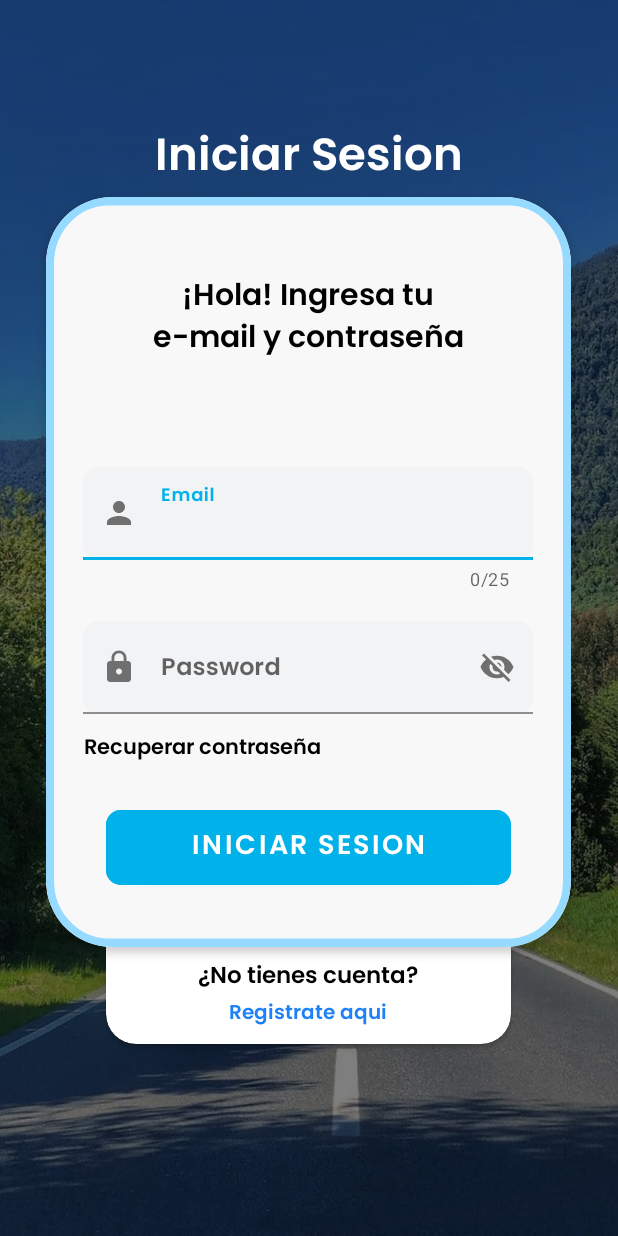
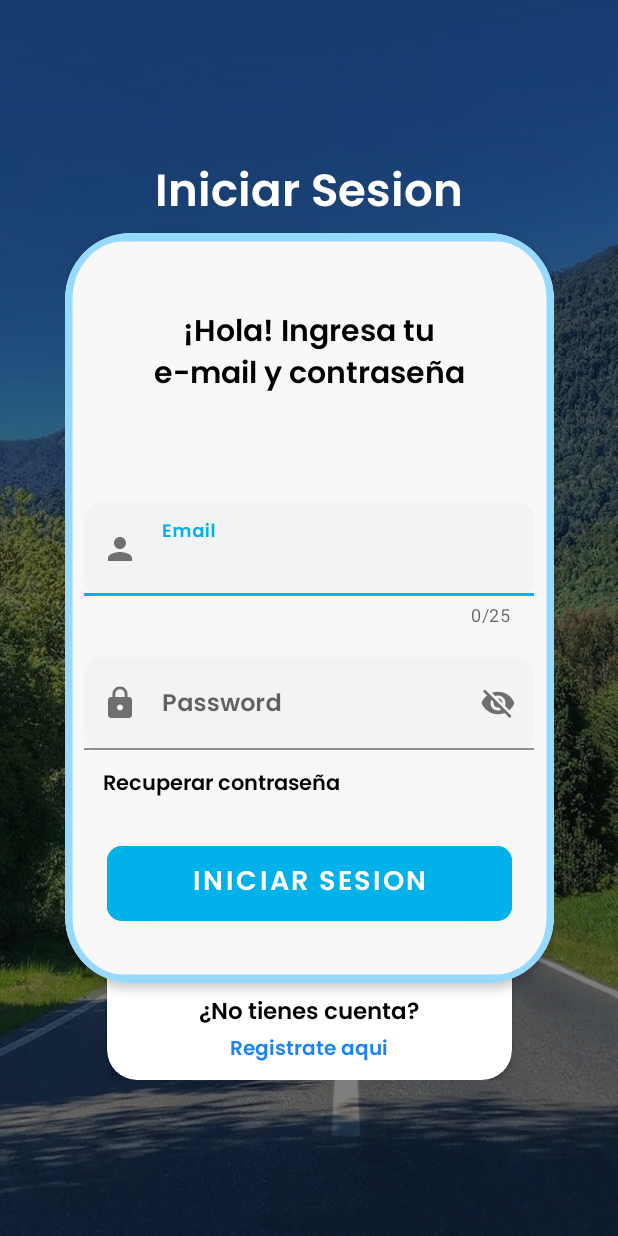
Before and after one commit to AxeLoza21/UniRide, an Android app: the screen it shows after launch (login), on a phone screen of 412 x 824 dp. Run offline under Robolectric (Android 15) with nearby library versions, the phone set to English and light mode, and no system bars; our stand-ins replace Firebase (no records; nobody signed in at launch, a user with empty details on screens opened directly); Roboto replaces fonts that are not available here.

Commit message:
searchview y arreglo de responsividad login y register

```diff
--- a/app/src/main/res/layout/activity_login.xml
+++ b/app/src/main/res/layout/activity_login.xml
@@ -1,5 +1,5 @@
 <?xml version="1.0" encoding="utf-8"?>
-<RelativeLayout xmlns:android="http://schemas.android.com/apk/res/android"
+<androidx.constraintlayout.widget.ConstraintLayout xmlns:android="http://schemas.android.com/apk/res/android"
     xmlns:app="http://schemas.android.com/apk/res-auto"
     xmlns:tools="http://schemas.android.com/tools"
     android:layout_width="match_parent"
@@ -14,6 +14,20 @@
         android:src="@drawable/fondo_login"
         android:tint="#80000000" />
 
+    <RelativeLayout
+        android:id="@+id/linearLayout"
+        android:layout_width="wrap_content"
+        android:layout_height="wrap_content"
+        android:layout_marginStart="16dp"
+        android:layout_marginTop="16dp"
+        android:layout_marginEnd="16dp"
+        android:layout_marginBottom="16dp"
+        android:orientation="vertical"
+        app:layout_constraintBottom_toBottomOf="parent"
+        app:layout_constraintEnd_toEndOf="parent"
+        app:layout_constraintStart_toStartOf="parent"
+        app:layout_constraintTop_toTopOf="parent">
+
         <TextView
             android:id="@+id/txtSesion"
             android:layout_width="wrap_content"
@@ -22,14 +36,13 @@
             android:text="Iniciar Sesion"
             android:textSize="30dp"
             android:textColor="@color/white"
-        android:layout_centerHorizontal="true"
-        android:layout_marginTop="80dp"/>
+            android:layout_centerHorizontal="true" />
 
 
         <androidx.cardview.widget.CardView
             android:id="@+id/cardInputs"
             android:layout_below="@id/txtSesion"
-        android:layout_width="350dp"
+            android:layout_width="wrap_content"
             android:layout_height="500dp"
             android:layout_centerHorizontal="true"
             app:cardCornerRadius="44dp"
@@ -163,3 +176,4 @@
             </RelativeLayout>
         </androidx.cardview.widget.CardView>
     </RelativeLayout>
+</androidx.constraintlayout.widget.ConstraintLayout>
```
Also changed, not shown: app/src/main/java/com/example/uniride/ListAdapterLocation.java (+43 -4 lines), app/src/main/java/com/example/uniride/locationElement.java (+12 -1 lines), app/src/main/java/com/example/uniride/selectLocation.java (+23 -5 lines), app/src/main/res/layout/activity_select_location.xml (+5 -4 lines), app/src/main/res/layout/activity_sign_in.xml (+59 -38 lines). Lines whose indentation alone changed are shown as unchanged.
